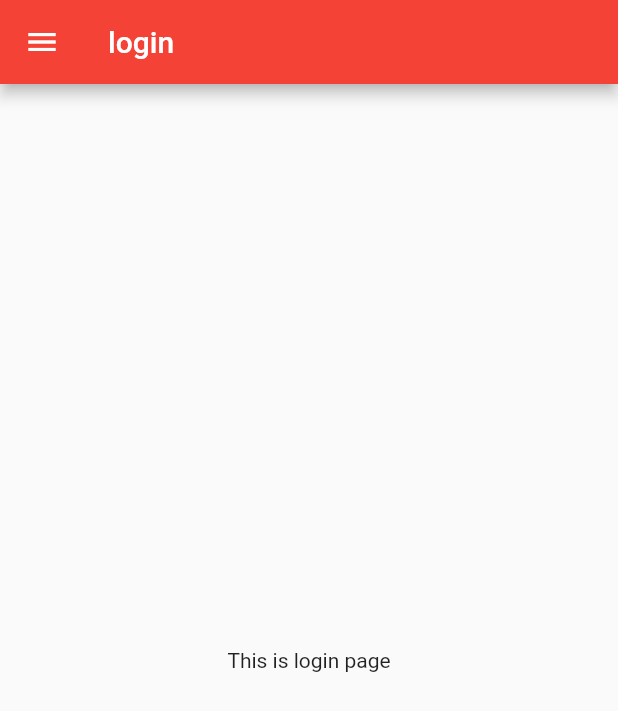
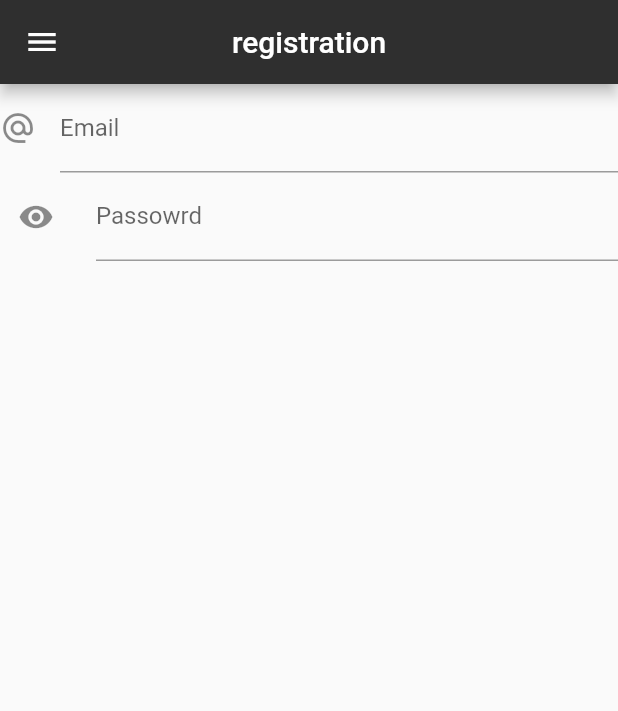
Before and after one commit to m7amad45/pizza_stieve, a Flutter app: the loginPage screen opened by its route, on a phone screen of 412 x 824 dp. Shown: the top 711 px of the screen. Run offline on Flutter 3.47's test engine with Material 2 defaults, Android fonts, the phone set to English and light mode, and no system bars; missing offline and left inert: dart:html.

Commit message:
login page

```diff
--- a/lib/Screens/login.dart
+++ b/lib/Screens/login.dart
@@ -1,17 +1,78 @@
 import 'package:flutter/material.dart';
-
+import 'package:kp/themes_constant.dart';
 import '../Drawer.dart';
 
-class loginPage extends StatelessWidget {
+// class loginPage extends StatelessWidget {
+//   static const String routeName = '/loginPage';
+
+//   @override
+//   Widget build(BuildContext context) {
+//     return new Scaffold(
+//         appBar: AppBar(
+//           title: Text("login"),
+//         ),
+//         drawer: DrawerScreen(),
+//         body: Center(child: Text("This is login page")));
+//   }
+// }
+
+
+class loginPage extends StatefulWidget {
   static const String routeName = '/loginPage';
 
   @override
+  State<loginPage> createState() => _loginPageState();
+}
+
+class _loginPageState extends State<loginPage> {
+  bool passwordVisiblity = true;
+
+  TextField cTextField(
+      {required String Name,
+      required Widget customIcon,
+      required TextInputType inputType,
+      bool obscureText = false}) {
+    return TextField(
+      decoration: InputDecoration(
+        labelText: Name,
+        icon: customIcon,
+      ),
+      keyboardType: inputType,
+      obscureText: obscureText,
+    );
+  }
+
+  @override
   Widget build(BuildContext context) {
-    return new Scaffold(
+    return Scaffold(
         appBar: AppBar(
-          title: Text("login"),
+          backgroundColor: HomeBgColor,
+          centerTitle: true,
+          title: const Text("registration"),
         ),
         drawer: DrawerScreen(),
-        body: Center(child: Text("This is login page")));
+        body: Column(
+          children: [
+
+            cTextField(
+                Name: 'Email',
+                customIcon: Icon(Icons.alternate_email),
+                inputType: TextInputType.emailAddress),
+            cTextField(
+                Name: 'Passowrd',
+                customIcon: IconButton(
+                  icon: Icon(passwordVisiblity
+                      ? Icons.visibility
+                      : Icons.visibility_off),
+                  onPressed: () {
+                    setState(() {
+                      passwordVisiblity = !passwordVisiblity;
+                    });
+                  },
+                ),
+                inputType: TextInputType.visiblePassword,
+                obscureText: passwordVisiblity),
+          ],
+        ));
   }
 }
```
